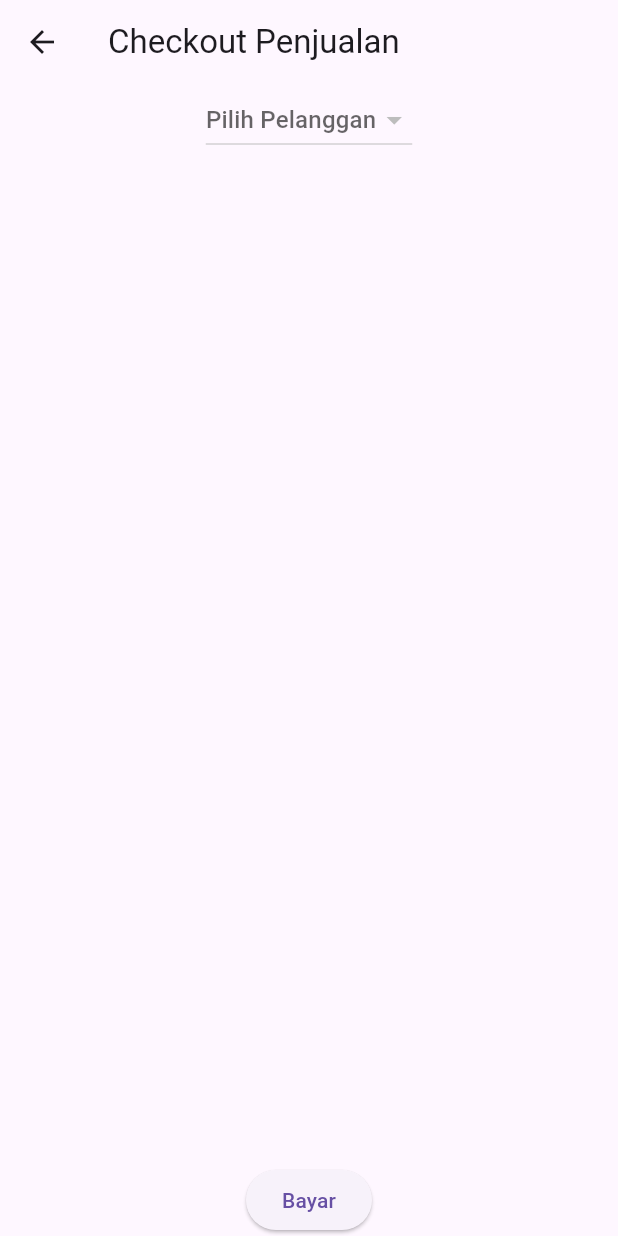
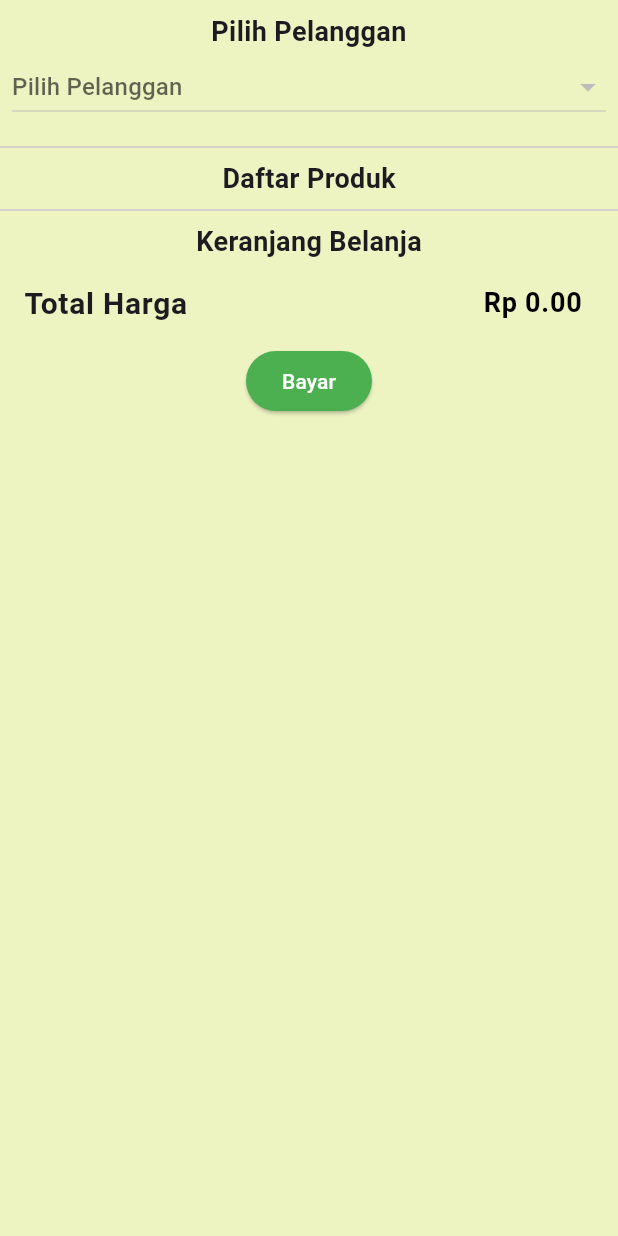
Before and after one commit to Handiva17/ukk_2025, a Flutter app: the PenjualanPage screen opened directly, after a tap on "Bayar", on a phone screen of 412 x 824 dp. Run offline on Flutter 3.47's test engine with Material 3 defaults, Android fonts, the phone set to English and light mode, and no system bars; our stand-ins replace supabase_flutter; accounts and stored records are empty.

Commit message:
penjualan

```diff
--- a/lib/penjualan.dart
+++ b/lib/penjualan.dart
@@ -1,175 +1,267 @@
 import 'package:flutter/material.dart';
 import 'package:supabase_flutter/supabase_flutter.dart';
+import 'package:intl/intl.dart';
 
 class PenjualanPage extends StatefulWidget {
+  const PenjualanPage({Key? key}) : super(key: key);
+
   @override
   _PenjualanPageState createState() => _PenjualanPageState();
 }
 
 class _PenjualanPageState extends State<PenjualanPage> {
-  final supabase = Supabase.instance.client;
-  int? selectedPelanggan;
-  List<Map<String, dynamic>> produkList = [];
-  List<Map<String, dynamic>> keranjang = [];
-  List<Map<String, dynamic>> pelangganList = [];
+  final SupabaseClient _supabase = Supabase.instance.client;
+
+  List<Map<String, dynamic>> _cart = [];
+  List<Map<String, dynamic>> _products = [];
+  List<Map<String, dynamic>> _customers = [];
+  String? _selectedCustomer;
+  double _totalPrice = 0;
 
   @override
   void initState() {
     super.initState();
-    _fetchProduk();
+    _fetchProducts();
+    _fetchCustomers();
   }
 
-  Future<void> _fetchProduk() async {
-    final response = await supabase.from('produk').select();
-    if (response != null) {
+  Future<void> _fetchProducts() async {
+    try {
+      final response = await _supabase.from('produk').select();
       setState(() {
-        produkList = List<Map<String, dynamic>>.from(response);
+        _products = List<Map<String, dynamic>>.from(response as List<dynamic>);
       });
-    } else {
-      print('Data produk kosong!');
+    } catch (error) {
+      debugPrint('Error fetching products: $error');
     }
   }
 
-  Future<void> _fetchPelanggan() async {
-    final response = await supabase.from('pelanggan').select('*');
+  Future<void> _fetchCustomers() async {
+    try {
+      final response = await _supabase.from('pelanggan').select();
       setState(() {
-      pelangganList = List<Map<String, dynamic>>.from(response);
+        _customers = List<Map<String, dynamic>>.from(response as List<dynamic>);
+      });
+    } catch (error) {
+      debugPrint('Error fetching customers: $error');
+    }
+  }
+
+  void _addToCart(Map<String, dynamic> product) {
+    setState(() {
+      final index =
+          _cart.indexWhere((item) => item['id_produk'] == product['id_produk']);
+      if (index != -1) {
+        _cart[index]['quantity'] += 1;
+      } else {
+        _cart.add({...product, 'quantity': 1});
+      }
+      _calculateTotal();
     });
   }
 
-  void tambahKeKeranjang(Map<String, dynamic> produk) {
+  void _updateCart(Map<String, dynamic> product, int quantity) {
     setState(() {
-      var itemIndex = keranjang
-          .indexWhere((element) => element['id_produk'] == produk['id_produk']);
-
-      if (itemIndex != -1) {
-        keranjang[itemIndex]['jumlah']++;
-        keranjang[itemIndex]['subtotal'] = keranjang[itemIndex]['jumlah'] *
-            (keranjang[itemIndex]['harga'] ?? 0.0);
+      final index =
+          _cart.indexWhere((item) => item['id_produk'] == product['id_produk']);
+      if (index != -1) {
+        if (quantity > 0) {
+          _cart[index]['quantity'] = quantity;
         } else {
-        keranjang.add({
-          'id_produk': produk['id_produk'],
-          'nama_produk': produk['nama_produk'] ?? 'Produk Tidak Diketahui',
-          'harga': (produk['harga'] ?? 0.0).toDouble(),
-          'jumlah': 1,
-          'subtotal': (produk['harga'] ?? 0.0).toDouble(),
-        });
+          _cart.removeAt(index);
         }
+      }
+      _calculateTotal();
     });
   }
 
-  void kurangiDariKeranjang(Map<String, dynamic> produk) {
+  void _calculateTotal() {
+    double total = _cart.fold(
+      0,
+      (sum, item) => sum + (item['harga'] * item['quantity']),
+    );
+    // if (_selectedCustomer != null && _selectedCustomer != 'pelanggan biasa') {
+    //   total -= 1000; // Diskon Rp 1000
+    // }
     setState(() {
-      var item = keranjang.firstWhere(
-        (element) => element['id_produk'] == produk['id_produk'],
-        orElse: () => {},
-      );
-      if (item.isNotEmpty) {
-        if (item['jumlah'] > 1) {
-          item['jumlah']--;
-          item['subtotal'] = item['jumlah'] * item['harga'];
-        } else {
-          keranjang.removeWhere(
-              (element) => element['id_produk'] == produk['id_produk']);
-        }
-      }
+      _totalPrice = total;
     });
   }
 
-  Future<void> _prosesBayar() async {
-    if (keranjang.isEmpty || selectedPelanggan == null) return;
+  Future<void> _checkout() async {
+    if (_cart.isEmpty) return;
 
-    final totalHarga = keranjang.fold(
-        0.0, (sum, item) => sum + (item['subtotal']?.toDouble() ?? 0.0));
-    final response = await supabase.from('penjualan').insert({
+    try {
+      final response = await _supabase.from('penjualan').insert({
         'tanggal_penjualan': DateTime.now().toIso8601String(),
-      'total_harga': totalHarga,
-      'id_pelanggan': selectedPelanggan,
+        'total_harga': _totalPrice,
+        'id_pelanggan': _selectedCustomer == 'pelanggan biasa'
+            ? null
+            : int.parse(_selectedCustomer!),
       }).select();
+      final penjualanId = response[0]['id_penjualan'];
 
-    final idPenjualan = response.first['id_penjualan'];
-    for (var item in keranjang) {
-      await supabase.from('detail_penjualan').insert({
-        'id_penjualan': idPenjualan,
+      for (final item in _cart) {
+        await _supabase.from('detail_penjualan').insert({
+          'id_penjualan': penjualanId,
           'id_produk': item['id_produk'],
-        'jumlah_produk': item['jumlah'],
-        'subtotal': item['subtotal'],
+          'jumlah_produk': item['quantity'],
+          'subtotal': item['harga'] * item['quantity'],
         });
-      await supabase.from('produk').update({
-        'stok': supabase.rpc('kurangi_stok',
-            params: {'id_produk': item['id_produk'], 'jumlah': item['jumlah']})
+
+        await _supabase.from('produk').update({
+          'stok': item['stok'] - item['quantity'],
         }).eq('id_produk', item['id_produk']);
       }
+
       setState(() {
-      keranjang.clear();
+        _cart.clear();
+        _selectedCustomer = null;
+        _totalPrice = 0;
       });
+
+      await _fetchProducts();
+
+      ScaffoldMessenger.of(context).showSnackBar(
+        const SnackBar(content: Text('Selamat! Transaksi telah berhasil')),
+      );
+    } catch (error) {
+      debugPrint('Error during checkout: $error');
+      ScaffoldMessenger.of(context).showSnackBar(
+        const SnackBar(content: Text('Terjadi kesalahan saat transaksi.')),
+      );
+    }
+  }
+
+  Widget _buildProductList() {
+    return ListView.builder(
+      shrinkWrap: true,
+      itemCount: _products.length,
+      itemBuilder: (context, index) {
+        final product = _products[index];
+        return Card(
+          margin: const EdgeInsets.symmetric(vertical: 4, horizontal: 8),
+          child: ListTile(
+            title: Text(product['nama_produk'],
+                style: const TextStyle(fontWeight: FontWeight.bold)),
+            subtitle: Text('Harga: Rp ${product['harga']}'),
+            trailing: ElevatedButton(
+              onPressed: () => _addToCart(product),
+              child: const Text('Tambah'),
+              style: TextButton.styleFrom(
+                backgroundColor: Colors.green,
+                foregroundColor: Colors.white,
+              ),
+            ),
+          ),
+        );
+      },
+    );
+  }
+
+  Widget _buildCart() {
+    return Column(
+      children: [
+        ..._cart.map((item) {
+          return Card(
+            margin: const EdgeInsets.symmetric(vertical: 4, horizontal: 8),
+            child: ListTile(
+              title: Text(item['nama_produk']),
+              subtitle:
+                  Text('Harga: Rp ${item['harga']} x ${item['quantity']}'),
+              trailing: Row(
+                mainAxisSize: MainAxisSize.min,
+                children: [
+                  IconButton(
+                    icon: const Icon(Icons.remove),
+                    onPressed: () => _updateCart(item, item['quantity'] - 1),
+                  ),
+                  IconButton(
+                    icon: const Icon(Icons.add),
+                    onPressed: () => _updateCart(item, item['quantity'] + 1),
+                  ),
+                ],
+              ),
+            ),
+          );
+        }),
+        ListTile(
+          title: const Text(
+            'Total Harga',
+            style: TextStyle(fontWeight: FontWeight.bold, fontSize: 20),
+          ),
+          trailing: Text(
+            'Rp ${_totalPrice.toStringAsFixed(2)}',
+            style: TextStyle(
+                fontSize: 18, fontWeight: FontWeight.bold, color: Colors.black),
+          ),
+        ),
+        ElevatedButton(
+          onPressed: _checkout,
+          child: const Text('Bayar'),
+          style: TextButton.styleFrom(
+            backgroundColor: Colors.green,
+            foregroundColor: Colors.white,
+          ),
+        ),
+      ],
+    );
   }
 
   @override
   Widget build(BuildContext context) {
     return Scaffold(
-      appBar: AppBar(title: Text('Checkout Penjualan')),
-      body: Column(
+      body: SingleChildScrollView(
+        child: Column(
           children: [
-          DropdownButton<int>(
-            hint: Text('Pilih Pelanggan'),
-            value: selectedPelanggan,
-            items: pelangganList.map((pelanggan) {
-              return DropdownMenuItem<int>(
-                value: pelanggan['id_pelanggan'],
-                child: Text(pelanggan['nama_pelanggan'] ?? 'Tanpa Nama'),
+            Padding(
+              padding: const EdgeInsets.all(8.0),
+              child: Column(
+                crossAxisAlignment: CrossAxisAlignment.center,
+                children: [
+                  const Text(
+                    'Pilih Pelanggan',
+                    style: TextStyle(fontWeight: FontWeight.bold, fontSize: 18),
+                    textAlign: TextAlign.center,
+                  ),
+                  DropdownButton<String>(
+                    value: _selectedCustomer,
+                    hint: const Text('Pilih Pelanggan'),
+                    isExpanded: true,
+                    items: [
+                      ..._customers.map((customer) {
+                        return DropdownMenuItem(
+                          value: customer['id_pelanggan'].toString(),
+                          child: Text(customer['nama_pelanggan']),
                         );
                       }).toList(),
+                    ],
                     onChanged: (value) {
                       setState(() {
-                selectedPelanggan = value;
+                        _selectedCustomer = value;
+                        _calculateTotal();
                       });
                     },
                   ),
-          Expanded(
-            child: ListView.builder(
-              itemCount: produkList.length,
-              itemBuilder: (context, index) {
-                final produk = produkList[index];
-                return ListTile(
-                  title: Text(produk['nama_produk']),
-                  subtitle: Text('Harga: ${produk['harga']}'),
-                  trailing: Row(
-                    mainAxisSize: MainAxisSize.min,
-                    children: [
-                      IconButton(
-                        icon: Icon(Icons.remove),
-                        onPressed: () => kurangiDariKeranjang(produk),
-                      ),
-                      IconButton(
-                        icon: Icon(Icons.add),
-                        onPressed: () => tambahKeKeranjang(produk),
-                      ),
                 ],
               ),
-                );
-              },
+            ),
+            const Divider(),
+            const Text(
+              'Daftar Produk',
+              style: TextStyle(fontWeight: FontWeight.bold, fontSize: 18),
+            ),
+            _buildProductList(),
+            const Divider(),
+            const Text(
+              'Keranjang Belanja',
+              style: TextStyle(fontWeight: FontWeight.bold, fontSize: 18),
+            ),
+            _buildCart(),
+          ],
         ),
       ),
-          Expanded(
-            child: ListView.builder(
-              itemCount: keranjang.length,
-              itemBuilder: (context, index) {
-                final item = keranjang[index];
-                return ListTile(
-                  title: Text(item['nama_produk']),
-                  subtitle: Text(
-                      'Jumlah: ${item['jumlah']} - Total: ${item['subtotal']}'),
-                );
-              },
-            ),
-          ),
-          ElevatedButton(
-            onPressed: _prosesBayar,
-            child: Text('Bayar'),
-          ),
-        ],
-      ),
+      backgroundColor: Color(0xffEDF4C2),
     );
   }
 }
--- a/pubspec.yaml
+++ b/pubspec.yaml
@@ -36,6 +36,7 @@ dependencies:
   # Use with the CupertinoIcons class for iOS style icons.
   cupertino_icons: ^1.0.6
   supabase_flutter: ^2.8.3
+  intl: ^0.20.2
 
 dev_dependencies:
   flutter_test:
```
Also changed, not shown: lib/home.dart (+16 -2 lines), lib/pelanggan.dart (+33 -10 lines), lib/produk.dart (+30 -10 lines), lib/riwayat.dart (added, +17 -0 lines), lib/user.dart (+10 -8 lines), pubspec.lock. Lines whose indentation alone changed are shown as unchanged.
